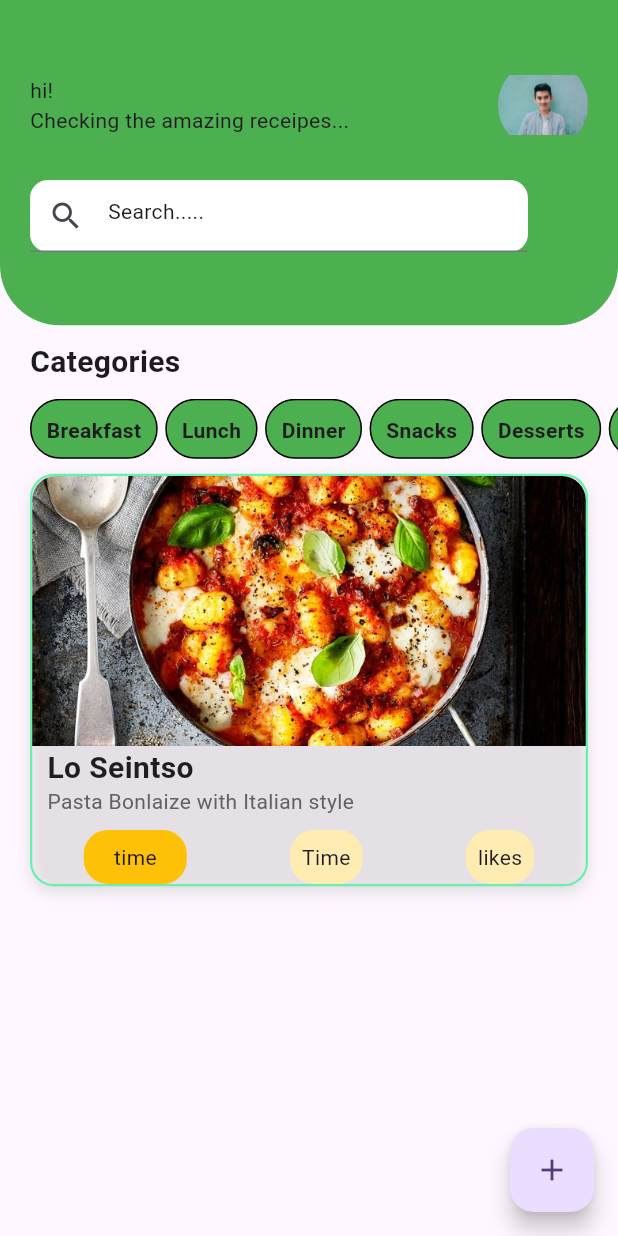
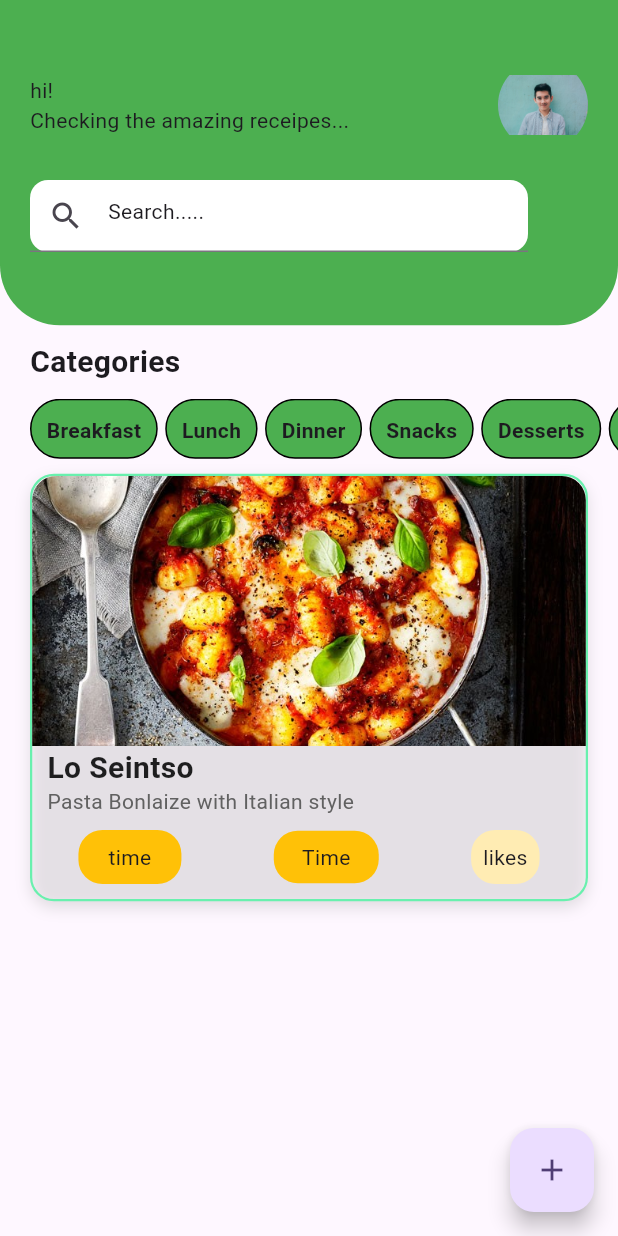
Before and after one commit to aliraza055/Smart-Chef, a Flutter app: the Homepage screen opened directly, on a phone screen of 412 x 824 dp. Run offline on Flutter 3.47's test engine with Material 3 defaults, Android fonts, the phone set to English and light mode, and no system bars; our stand-ins replace cloud_firestore, dotted_border, firebase_auth, firebase_core, fluttertoast, image_picker and 2 more; missing offline and left inert: dart:ffi; accounts and stored records are empty.

Commit message:
little changes

```diff
--- a/lib/Widgets/receipe_container.dart
+++ b/lib/Widgets/receipe_container.dart
@@ -6,6 +6,7 @@ class ReceipeContainer extends StatelessWidget {
   @override
   Widget build(BuildContext context) {
     return Container(
+      padding: EdgeInsets.only(bottom: 10),
       margin: EdgeInsets.only(right: 20),
       decoration: BoxDecoration(
         color: Colors.white10,
@@ -72,17 +73,19 @@ class ReceipeContainer extends StatelessWidget {
                     horizontal: 20,
                     vertical: 8,
                   ),
-                  child: Text('time'),
+                  child: Center(child: Text('time')),
                 ),
               ),
               Container(
+                height: 35,
+                width: 70,
                 decoration: BoxDecoration(
-                  color: Colors.amber.shade100,
+                  color: Colors.amber,
                   borderRadius: BorderRadius.circular(16),
                 ),
                 child: Padding(
                   padding: const EdgeInsets.all(8.0),
-                  child: Text('Time'),
+                  child: Center(child: Text('Time')),
                 ),
               ),
               Container(
```
Also changed, not shown: lib/Pages/home_page.dart (+27 -6 lines).
